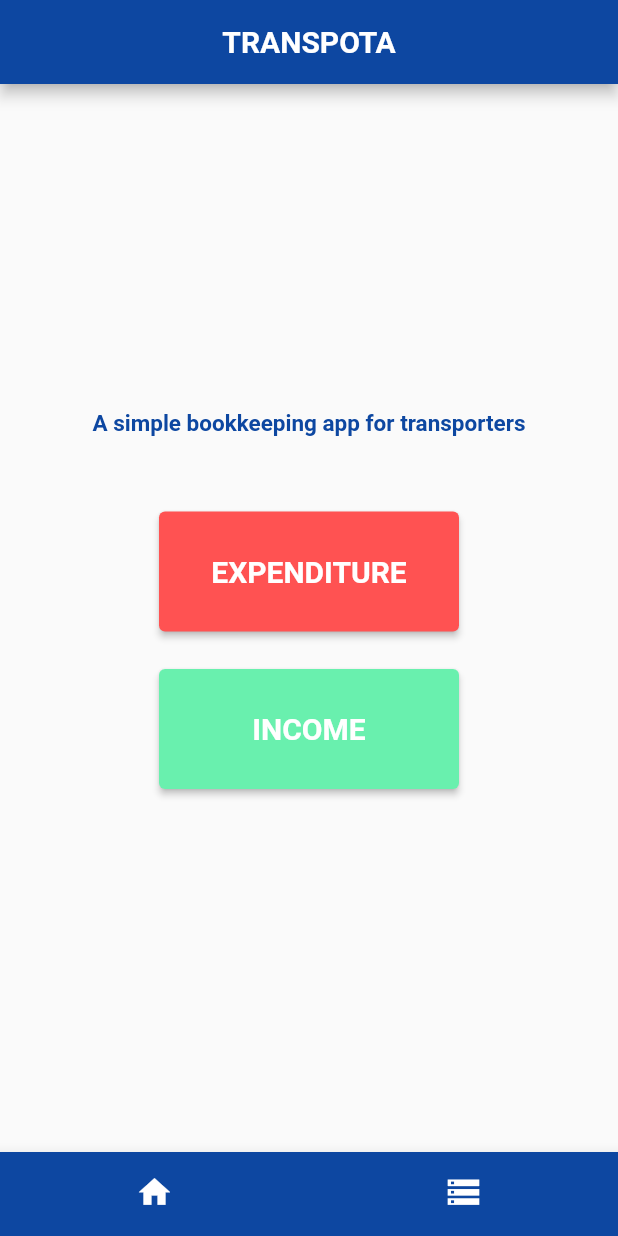
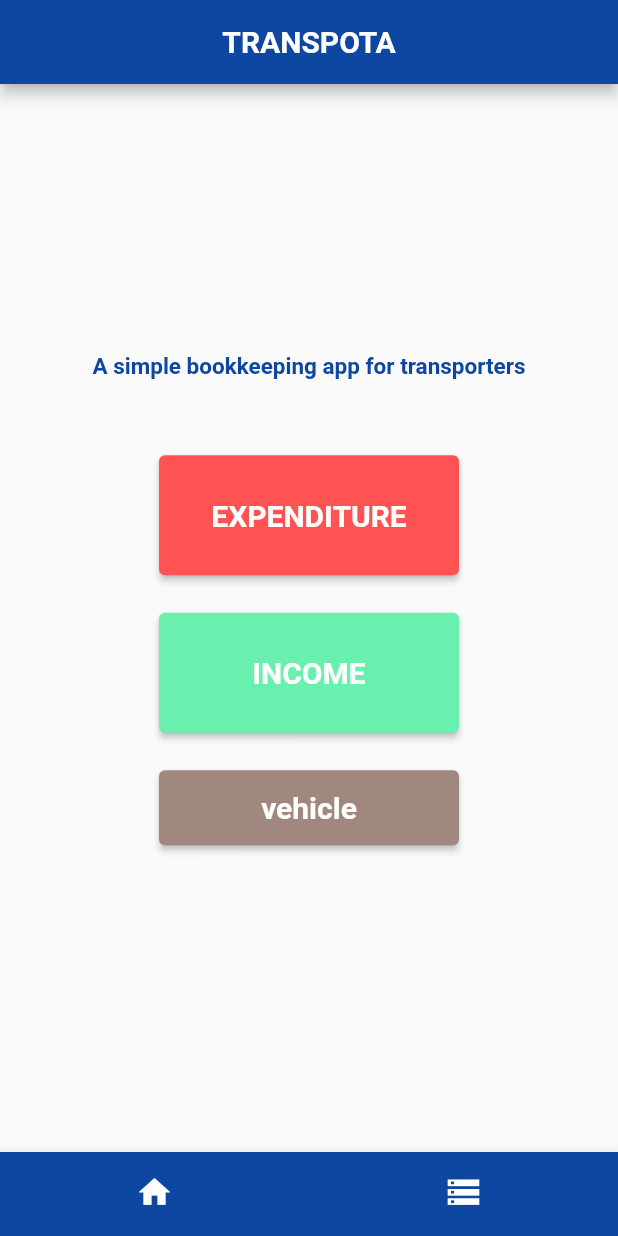
Before and after one commit to johninquest/ldgr, a Flutter app: the screen it shows after launch, on a phone screen of 412 x 824 dp. Run offline on Flutter 3.47's test engine with Material 2 defaults, Android fonts, the phone set to English and light mode, and no system bars; our stand-ins replace flutter_speed_dial, sqflite; accounts and stored records are empty.

Commit message:
added vehicle information page

```diff
--- a/lib/pages/home.dart
+++ b/lib/pages/home.dart
@@ -3,6 +3,7 @@ import 'package:tba/styles/style.dart';
 import '../services/router.dart';
 import 'package:tba/pages/inputs/expenditure.dart';
 import 'package:tba/pages/inputs/income.dart';
+import 'package:tba/pages/inputs/vehicle.dart';
 import 'package:tba/pages/bottom_nav_bar.dart';
 // import 'package:flutter_speed_dial/flutter_speed_dial.dart';
 
@@ -38,7 +39,14 @@ class HomePage extends StatelessWidget {
              margin: EdgeInsets.only(bottom: 25.0),
             child: ElevatedButton(
               onPressed: () => PageRouter().navigateToPage(InputIncomePage(), context),
-              child: Text('INCOME', style: TextStyle(fontSize: 20.0, fontWeight: FontWeight.bold)), style: ElevatedButton.styleFrom(primary: Colors.greenAccent)),)
+              child: Text('INCOME', style: TextStyle(fontSize: 20.0, fontWeight: FontWeight.bold)), style: ElevatedButton.styleFrom(primary: Colors.greenAccent)),),
+            Container(
+             height: 50.0,
+             width: 200.0,
+             margin: EdgeInsets.only(bottom: 25.0),
+            child: ElevatedButton(
+              onPressed: () => PageRouter().navigateToPage(InputVehiclePage(), context),
+              child: Text('vehicle', style: TextStyle(fontSize: 20.0, fontWeight: FontWeight.bold)), style: ElevatedButton.styleFrom(primary: Colors.brown[300])),)
           ],
         ),
         ),
```
Also changed, not shown: lib/pages/inputs/vehicle.dart (added, +17 -0 lines).
